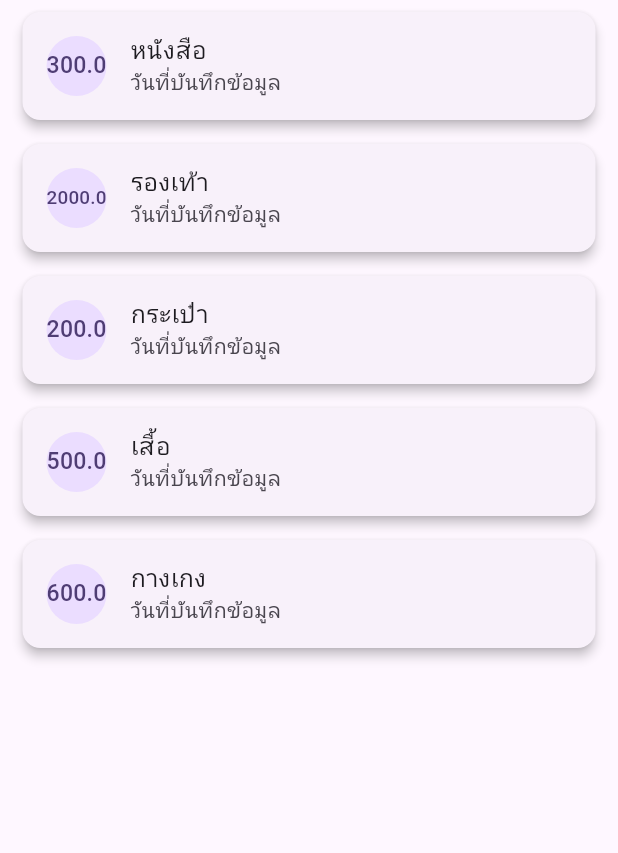
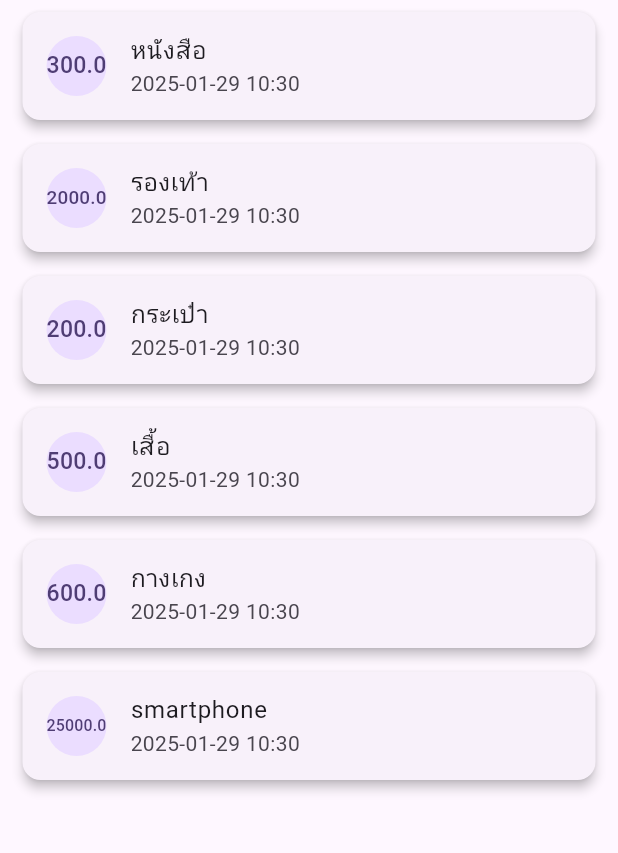
Before and after one commit to sirapatkan/account, a Flutter app: the screen it shows after launch, on a phone screen of 412 x 824 dp, the part 84-937 px from its top. Run offline on Flutter 3.47's test engine with Material 3 defaults, Android fonts, the phone set to English and light mode, and no system bars.

Commit message:
DateTime

```diff
--- a/lib/main.dart
+++ b/lib/main.dart
@@ -3,6 +3,7 @@ import 'package:account/model/transaction.dart';
 import 'package:account/provider/transactionProvider.dart';
 import 'package:flutter/material.dart';
 import 'package:provider/provider.dart';
+import 'package:intl/intl.dart';  // นำเข้า intl package สำหรับการจัดรูปแบบวันที่
 
 void main() {
   runApp(const MyApp());
@@ -11,7 +12,6 @@ void main() {
 class MyApp extends StatelessWidget {
   const MyApp({super.key});
 
-  // This widget is the root of your application.
   @override
   Widget build(BuildContext context) {
     return MultiProvider(
@@ -59,28 +59,33 @@ class _MyHomePageState extends State<MyHomePage> {
           )
         ],
       ),
-        body: Consumer(
-            builder: (context, TransactionProvider provider, Widget? child) {
+      body: Consumer<TransactionProvider>(
+        builder: (context, provider, child) {
           return ListView.builder(
             itemCount: provider.transactions.length,
             itemBuilder: (context, int index) {
               Transaction data = provider.transactions[index];
+
+              // แปลง DateTime เป็นรูปแบบที่ต้องการ
+              String formattedDate = DateFormat('yyyy-MM-dd HH:mm').format(data.date);
+
               return Card(
                 elevation: 3,
-                  margin:
-                      const EdgeInsets.symmetric(vertical: 8, horizontal: 15),
+                margin: const EdgeInsets.symmetric(vertical: 8, horizontal: 15),
                 child: ListTile(
-                    title: Text(provider.transactions[index].title),
-                    subtitle: Text('วันที่บันทึกข้อมูล'),
+                  title: Text(data.title),
+                  subtitle: Text(formattedDate),  // แสดงวันเวลาใน subtitle
                   leading: CircleAvatar(
                     child: FittedBox(
                       child: Text(data.amount.toString()),
-
                     ),
                   ),
                 ),
               );
-              });
-        }));
+            },
+          );
+        },
+      ),
+    );
   }
 }
--- a/lib/model/transaction.dart
+++ b/lib/model/transaction.dart
@@ -1,6 +1,10 @@
 class Transaction {
   String title;
   double amount;
-
-  Transaction({required this.title, required this.amount});
+  DateTime date;
+  Transaction({
+    required this.title,
+    required this.amount,
+    required this.date,
+    });
 }
--- a/lib/provider/transactionProvider.dart
+++ b/lib/provider/transactionProvider.dart
@@ -1,13 +1,15 @@
 import 'package:account/model/transaction.dart';
 import 'package:flutter/foundation.dart';
 
+
 class TransactionProvider with ChangeNotifier {
   List<Transaction> transactions = [
-    Transaction(title: 'หนังสือ', amount: 300),
-    Transaction(title: 'รองเท้า', amount: 2000),
-    Transaction(title: 'กระเป๋า', amount: 200),
-    Transaction(title: 'เสื้อ', amount: 500),
-    Transaction(title: 'กางเกง', amount: 600),
+    Transaction(title: 'หนังสือ', amount: 300,date: DateTime.now()),
+    Transaction(title: 'รองเท้า', amount: 2000,date: DateTime.now()),
+    Transaction(title: 'กระเป๋า', amount: 200,date: DateTime.now()),
+    Transaction(title: 'เสื้อ', amount: 500,date: DateTime.now()),
+    Transaction(title: 'กางเกง', amount: 600,date: DateTime.now()),
+    Transaction(title: 'smartphone', amount: 25000,date: DateTime.now()),
   ];
 
   List<Transaction> getTransaction() {
--- a/pubspec.yaml
+++ b/pubspec.yaml
@@ -35,6 +35,7 @@ dependencies:
   # Use with the CupertinoIcons class for iOS style icons.
   cupertino_icons: ^1.0.8
   provider: ^6.1.2
+  intl: ^0.20.2
 
 dev_dependencies:
   flutter_test:
```
Also changed, not shown: pubspec.lock. Lines whose indentation alone changed are shown as unchanged.
